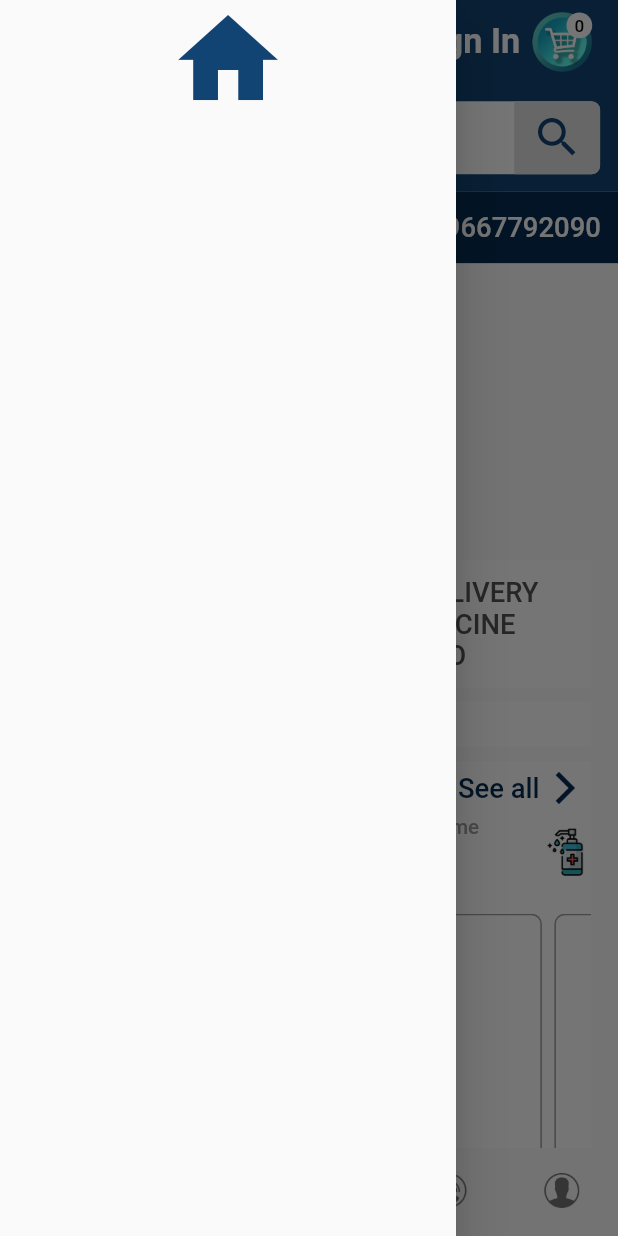
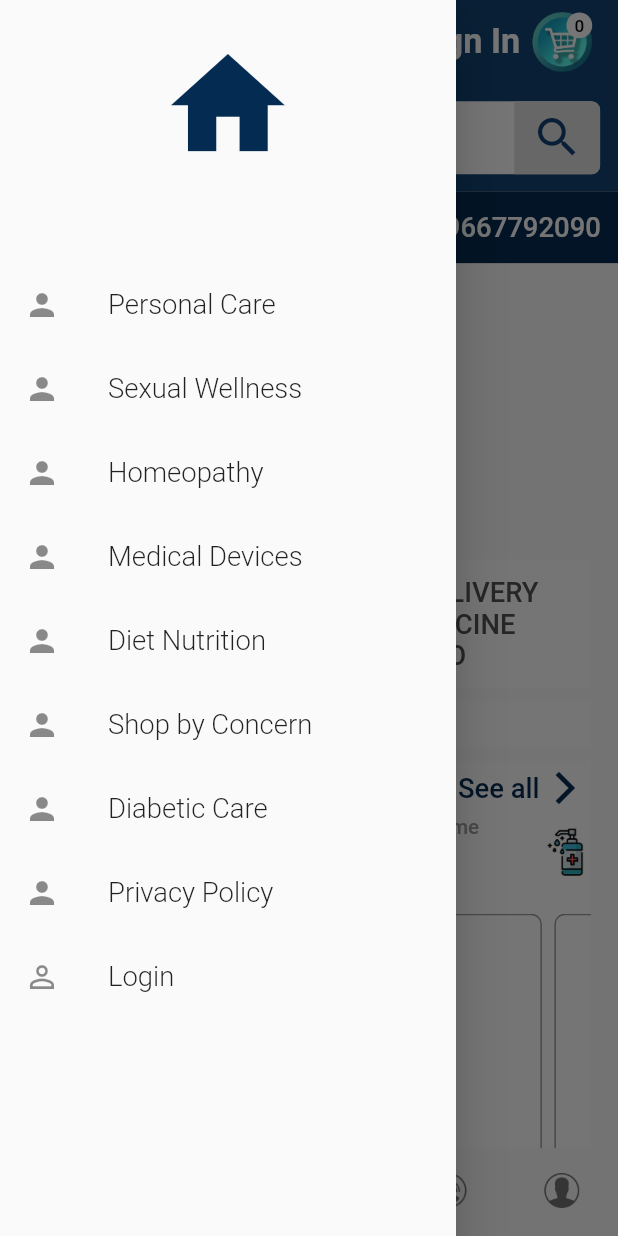
Before and after one commit to ITEXPLOSERZAHID/indemedo, a Flutter app: the screen it shows after launch, with the side drawer open, on a phone screen of 412 x 824 dp. Run offline on Flutter 3.47's test engine with Material 2 defaults, Android fonts, the phone set to English and light mode, and no system bars; drawn by our look-alikes of carousel_slider; our stand-ins replace flutter_easyloading, flutter_screenutil, get, velocity_x; network calls fail.

Commit message:
first commit

```diff
--- a/lib/APIService.dart
+++ b/lib/APIService.dart
@@ -14,7 +14,6 @@ List mapDietNutrition = [];
 List mapPersonalCare = [];
 List mapshopbyHC = [];
 List mapCategoriesData = [];
-List mapCategoriesSubData = [];
 List advt1 = [];
 List advt2 = [];
 List advt3 = [];
@@ -25,10 +24,8 @@ Future apiCall() async {
     http.Response response;
     response = await http.get(Uri.parse("https://indimedo.com/api/homepage1"));
     if (response.statusCode == 200) {
-      // stringResponse = response.body;
       mapResponse = json.decode(response.body);
       mapCategoriesData = mapResponse['categories']['data'];
-      mapCategoriesSubData = mapResponse['categories']['data']['children_data'];
       mapBannerData = mapResponse['bannertop']['data'];
       mapTradingProduct = mapResponse['tradingproduct']['data'];
       mapShopbyBrands = mapResponse['shopbybrands']['data'];
--- a/lib/Screen/MainHomeScreen/MainHomeScreen.dart
+++ b/lib/Screen/MainHomeScreen/MainHomeScreen.dart
@@ -120,13 +120,24 @@ class MainHomeScreen extends StatelessWidget {
           // width:
           child: ListView(
             children: [
+              20.h.heightBox,
               Center(
                 child: Icon(
                   Icons.home,
-                  size: 70.sp,
-                  color: ConstColors.MainColor,
+                  size: 80.sp,
+                  color: ConstColors.DarkMainColor,
                 ),
-              )
+              ),
+              50.h.heightBox,
+              drawerlisttile(Icon(Icons.person), "Personal Care"),
+              drawerlisttile(Icon(Icons.person), "Sexual Wellness"),
+              drawerlisttile(Icon(Icons.person), "Homeopathy"),
+              drawerlisttile(Icon(Icons.person), "Medical Devices"),
+              drawerlisttile(Icon(Icons.person), "Diet Nutrition"),
+              drawerlisttile(Icon(Icons.person), "Shop by Concern"),
+              drawerlisttile(Icon(Icons.person), "Diabetic Care"),
+              drawerlisttile(Icon(Icons.person), "Privacy Policy"),
+              drawerlisttile(Icon(Icons.person_outline), "Login"),
             ],
           ),
         ),
@@ -277,4 +288,14 @@ class MainHomeScreen extends StatelessWidget {
       );
     });
   }
+
+  ListTile drawerlisttile(Icon icon, var Name) {
+    return ListTile(
+      leading: icon,
+      title: Text(
+        "$Name",
+        style: TextStyle(fontSize: 16.sp, fontWeight: FontWeight.w300),
+      ),
+    );
+  }
 }
--- a/lib/testCategory.dart
+++ b/lib/testCategory.dart
@@ -17,7 +17,8 @@ class TestCategory extends StatelessWidget {
                           .length,
                       itemBuilder: (context, index) {
                         return Text(
-                          mapCategoriesSubData[index]['name']
+                       mapResponse['categories']['data']
+                              ['children_data'][index]['name']
                               // mapResponse['bannertop']['data'][index]["image"]
                               // .runtimeType
                               .toString(),
```
Also changed, not shown: lib/main.dart (line endings or trailing spaces).
